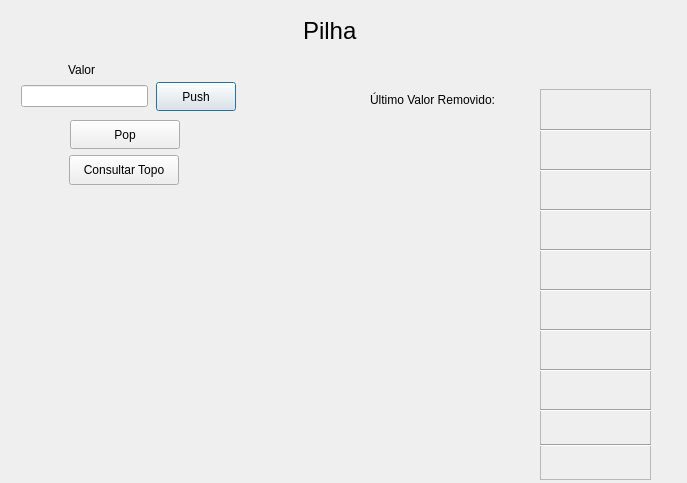
First picture: the form in ProjetoMaritan/pilha.ui, repository matheuusc/ProjetoMaritan, before the edit.
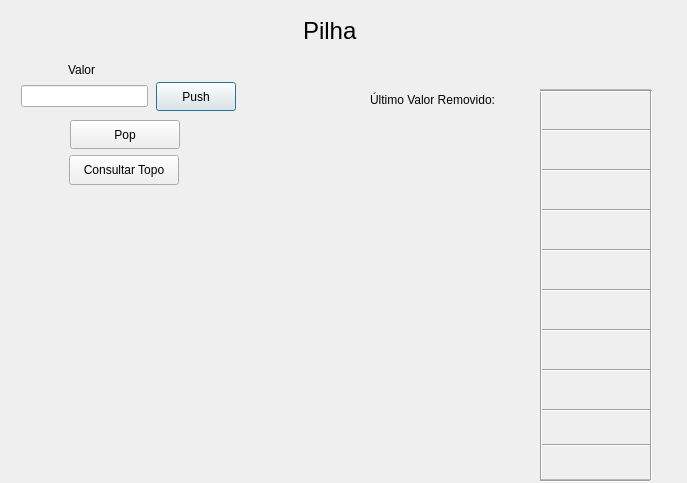
Second picture: the form after the edit.

Diff of the .ui file:
```diff
--- a/ProjetoMaritan/pilha.ui
+++ b/ProjetoMaritan/pilha.ui
@@ -398,7 +398,7 @@
     <number>72</number>
    </property>
   </widget>
-  <widget class="QWidget" name="">
+  <widget class="QWidget" name="layoutWidget">
    <property name="geometry">
     <rect>
      <x>21</x>
@@ -413,6 +413,58 @@
     </item>
    </layout>
   </widget>
+  <widget class="Line" name="line_10">
+   <property name="geometry">
+    <rect>
+     <x>540</x>
+     <y>90</y>
+     <width>3</width>
+     <height>390</height>
+    </rect>
+   </property>
+   <property name="orientation">
+    <enum>Qt::Vertical</enum>
+   </property>
+  </widget>
+  <widget class="Line" name="line_11">
+   <property name="geometry">
+    <rect>
+     <x>650</x>
+     <y>90</y>
+     <width>3</width>
+     <height>390</height>
+    </rect>
+   </property>
+   <property name="orientation">
+    <enum>Qt::Vertical</enum>
+   </property>
+  </widget>
+  <widget class="Line" name="line_12">
+   <property name="geometry">
+    <rect>
+     <x>540</x>
+     <y>90</y>
+     <width>110</width>
+     <height>3</height>
+    </rect>
+   </property>
+   <property name="orientation">
+    <enum>Qt::Horizontal</enum>
+   </property>
+  </widget>
+  <widget class="Line" name="line_13">
+   <property name="geometry">
+    <rect>
+     <x>540</x>
+     <y>480</y>
+     <width>110</width>
+     <height>3</height>
+    </rect>
+   </property>
+   <property name="orientation">
+    <enum>Qt::Horizontal</enum>
+   </property>
+  </widget>
  </widget>
  <resources/>
  <connections/>
```
